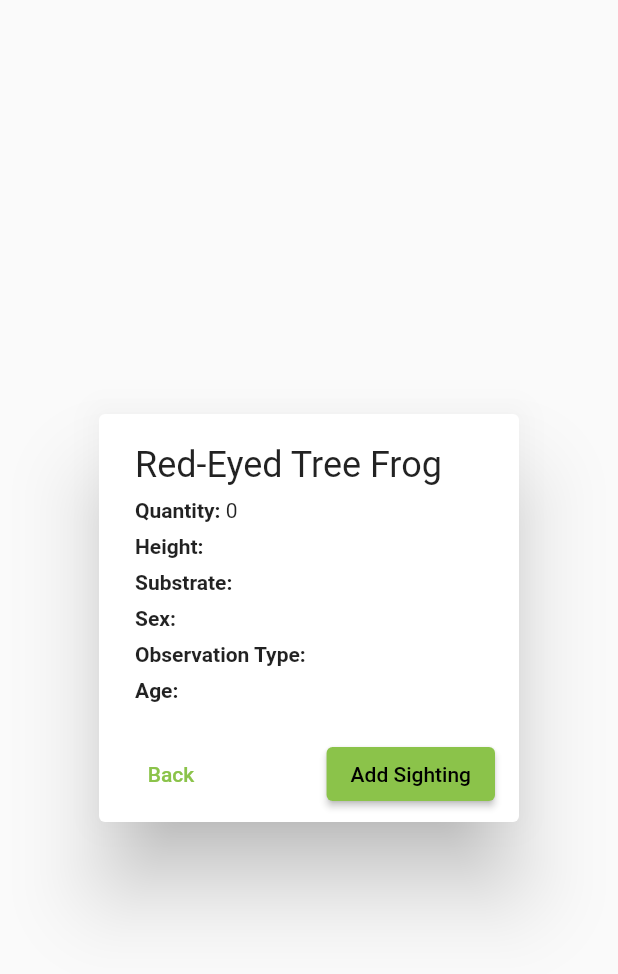
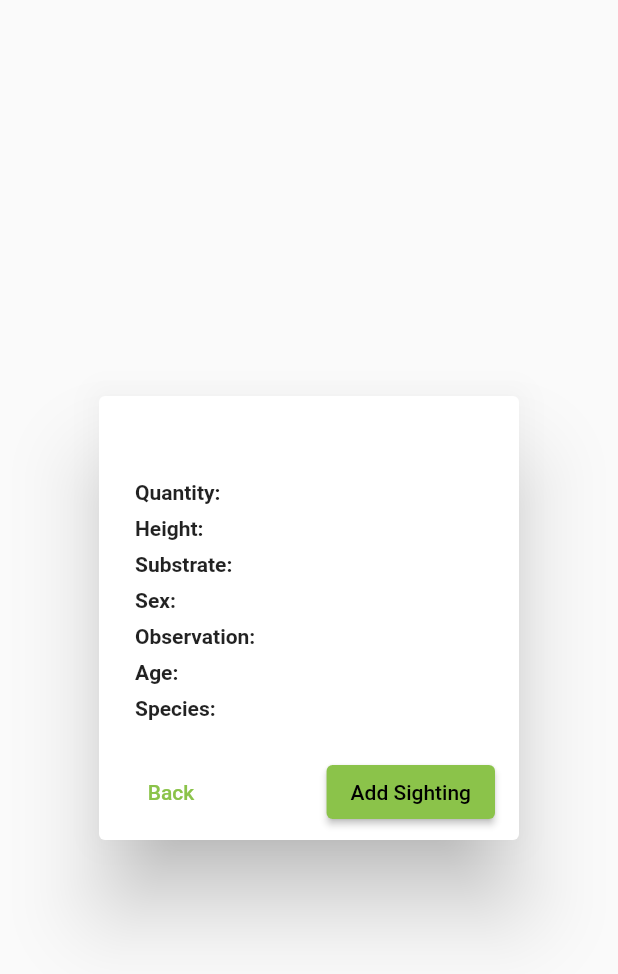
Before and after one commit to noitscassie/kekoli_surveys, a Flutter app: the ConfirmSightingDetailsDialog widget shown alone on an empty page, opened directly with empty values, on a phone screen of 412 x 824 dp. Shown: the top 974 px of the screen. Run offline on Flutter 3.47's test engine with Material 2 defaults, Android fonts, the light colour scheme and no system bars; our stand-ins replace dartx.

Commit message:
Remove the species model, make sightings a list rather than keeping track of their own counts

```diff
--- a/lib/models/sighting.dart
+++ b/lib/models/sighting.dart
@@ -1,14 +1,25 @@
+import 'dart:convert';
+
 import 'package:flutter/foundation.dart';
-import 'package:kekoldi_surveys/models/species.dart';
 
 class Sighting with DiagnosticableTreeMixin {
-  final Species species;
-  final int quantity;
+  final String species;
+  final String quantity;
   final String sex;
   final String observationType;
   final String age;
   final String height;
   final String substrate;
+
+  static const quantityTitle = 'Quantity';
+  static const heightTitle = 'Height';
+  static const substrateTitle = 'Substrate';
+  static const sexTitle = 'Sex';
+  static const observationTitle = 'Observation';
+  static const ageTitle = 'Age';
+  static const speciesTitle = 'Species';
+
+  static const unknown = 'Unknown';
 
   Sighting(
       {required this.quantity,
@@ -19,18 +30,38 @@ class Sighting with DiagnosticableTreeMixin {
       required this.substrate,
       required this.species});
 
+  Sighting.fromMap(Map<String, dynamic> map)
+      : quantity = map[quantityTitle] ?? unknown,
+        sex = map[sexTitle] ?? unknown,
+        observationType = map[observationTitle] ?? unknown,
+        age = map[ageTitle] ?? unknown,
+        height = map[heightTitle] ?? unknown,
+        substrate = map[substrateTitle] ?? unknown,
+        species = map[speciesTitle] ?? unknown;
+
+  String toJson() => json.encode(attributes);
+
+  Map<String, String> get attributes => {
+        quantityTitle: quantity,
+        heightTitle: height,
+        substrateTitle: substrate,
+        sexTitle: sex,
+        observationTitle: observationType,
+        ageTitle: age,
+        speciesTitle: species,
+      };
+
   @override
   void debugFillProperties(DiagnosticPropertiesBuilder properties) {
     super.debugFillProperties(properties);
     // list all the properties of your class here.
     // See the documentation of debugFillProperties for more information.
-    properties.add(StringProperty('name', species.name));
-    properties.add(IntProperty('quantity', quantity));
+    properties.add(StringProperty('name', species));
+    properties.add(StringProperty('quantity', quantity));
     properties.add(StringProperty('sex', sex));
     properties.add(StringProperty('observationType', observationType));
     properties.add(StringProperty('age', age));
     properties.add(StringProperty('height', height));
     properties.add(StringProperty('substrate', substrate));
-    properties.add(DiagnosticsProperty<Species>('species', species));
   }
 }
--- a/lib/models/species.dart
+++ /dev/null
@@ -1,25 +0,0 @@
-import 'package:flutter/foundation.dart';
-
-class Species with DiagnosticableTreeMixin {
-  final String name;
-  final String scientificName;
-
-  String get searchableName => name.toLowerCase();
-  String get searchableInitials =>
-      searchableName.split(' ').map((String word) => word.split('')[0]).join();
-
-  Species({required this.name, required this.scientificName});
-
-  bool matchesSearchTerm(String searchTerm) =>
-      searchableName.contains(searchTerm) ||
-      searchableInitials.contains(searchTerm);
-
-  @override
-  void debugFillProperties(DiagnosticPropertiesBuilder properties) {
-    super.debugFillProperties(properties);
-    // list all the properties of your class here.
-    // See the documentation of debugFillProperties for more information.
-    properties.add(StringProperty('name', name));
-    properties.add(StringProperty('scientificName', scientificName));
-  }
-}
--- a/lib/pages/add_sighting_details/add_sighting_details_page.dart
+++ b/lib/pages/add_sighting_details/add_sighting_details_page.dart
@@ -3,7 +3,6 @@ import 'package:flutter/material.dart';
 import 'package:kekoldi_surveys/constants/heights.dart';
 import 'package:kekoldi_surveys/constants/substrates.dart';
 import 'package:kekoldi_surveys/models/sighting.dart';
-import 'package:kekoldi_surveys/models/species.dart';
 import 'package:kekoldi_surveys/models/survey.dart';
 import 'package:kekoldi_surveys/pages/add_sighting_details/age_input_field.dart';
 import 'package:kekoldi_surveys/pages/add_sighting_details/confirm_sighting_details_dialog.dart';
@@ -16,7 +15,7 @@ import 'package:kekoldi_surveys/widgets/page_scaffold.dart';
 
 class AddSightingDetailsPage extends StatefulWidget {
   final Survey survey;
-  final Species species;
+  final String species;
 
   const AddSightingDetailsPage(
       {super.key, required this.survey, required this.species});
@@ -26,7 +25,7 @@ class AddSightingDetailsPage extends StatefulWidget {
 }
 
 class _AddSightingDetailsPageState extends State<AddSightingDetailsPage> {
-  int? selectedQuantity;
+  String? selectedQuantity;
   String? selectedSex;
   String? selectedObservationType;
   String? selectedAge;
@@ -59,10 +58,10 @@ class _AddSightingDetailsPageState extends State<AddSightingDetailsPage> {
   @override
   Widget build(BuildContext context) {
     return PageScaffold(
-        title: widget.species.name,
+        title: widget.species,
         fabLabel: Row(
           children: [
-            Text('Add ${widget.species.name}'),
+            Text('Add ${widget.species}'),
             const Icon(Icons.add),
           ],
         ),
@@ -73,7 +72,7 @@ class _AddSightingDetailsPageState extends State<AddSightingDetailsPage> {
           child: ListView(
             children: [
               QuantityInputField(
-                onChange: (int? quantity) {
+                onChange: (String? quantity) {
                   setState(() {
                     selectedQuantity = quantity;
                   });
--- a/lib/pages/add_sighting_details/confirm_sighting_details_dialog.dart
+++ b/lib/pages/add_sighting_details/confirm_sighting_details_dialog.dart
@@ -1,3 +1,4 @@
+import 'package:collection/collection.dart';
 import 'package:flutter/material.dart';
 import 'package:kekoldi_surveys/models/sighting.dart';
 import 'package:kekoldi_surveys/models/survey.dart';
@@ -36,69 +37,21 @@ class _ConfirmSightingDetailsDialogState
         crossAxisAlignment: CrossAxisAlignment.start,
         children: [
           Text(
-            widget.sighting.species.name,
+            widget.sighting.species,
             style: Theme.of(context).textTheme.headlineSmall,
           ),
-          Padding(
+          ...widget.sighting.attributes.entries.mapIndexed(
+            (index, entry) => Padding(
               padding: const EdgeInsets.only(top: 8),
               child: PartlyBoldedText(
                 style: Theme.of(context).textTheme.bodyMedium,
                 textParts: [
-                RawText('Quantity: ', bold: true),
-                RawText(widget.sighting.quantity.toString()),
+                  RawText('${entry.key}: ', bold: true),
+                  RawText(entry.value),
                 ],
               ),
             ),
-          Padding(
-            padding: const EdgeInsets.only(top: 8),
-            child: PartlyBoldedText(
-              style: Theme.of(context).textTheme.bodyMedium,
-              textParts: [
-                RawText('Height: ', bold: true),
-                RawText(widget.sighting.height),
-              ],
-            ),
-          ),
-          Padding(
-            padding: const EdgeInsets.only(top: 8),
-            child: PartlyBoldedText(
-              style: Theme.of(context).textTheme.bodyMedium,
-              textParts: [
-                RawText('Substrate: ', bold: true),
-                RawText(widget.sighting.substrate),
-              ],
-            ),
-          ),
-          Padding(
-            padding: const EdgeInsets.only(top: 8),
-            child: PartlyBoldedText(
-              style: Theme.of(context).textTheme.bodyMedium,
-              textParts: [
-                RawText('Sex: ', bold: true),
-                RawText(widget.sighting.sex),
-              ],
-            ),
-          ),
-          Padding(
-            padding: const EdgeInsets.only(top: 8),
-            child: PartlyBoldedText(
-              style: Theme.of(context).textTheme.bodyMedium,
-              textParts: [
-                RawText('Observation Type: ', bold: true),
-                RawText(widget.sighting.observationType),
-              ],
-            ),
-          ),
-          Padding(
-            padding: const EdgeInsets.only(top: 8),
-            child: PartlyBoldedText(
-              style: Theme.of(context).textTheme.bodyMedium,
-              textParts: [
-                RawText('Age: ', bold: true),
-                RawText(widget.sighting.age),
-              ],
-            ),
-          ),
+          )
         ],
       ),
       actionsAlignment: MainAxisAlignment.spaceBetween,
--- a/lib/pages/add_sighting_details/quantity_input_field.dart
+++ b/lib/pages/add_sighting_details/quantity_input_field.dart
@@ -1,9 +1,8 @@
-import 'package:dartx/dartx.dart';
 import 'package:flutter/material.dart';
 import 'package:kekoldi_surveys/widgets/form_item.dart';
 
 class QuantityInputField extends StatelessWidget {
-  final Function(int? quantity) onChange;
+  final Function(String? quantity) onChange;
 
   const QuantityInputField({super.key, required this.onChange});
 
@@ -13,8 +12,7 @@ class QuantityInputField extends StatelessWidget {
       label: 'Quantity',
       child: TextFormField(
         keyboardType: TextInputType.number,
-        onChanged: (String value) =>
-            onChange(value.isEmpty ? null : value.toInt()),
+        onChanged: (String value) => onChange(value.isEmpty ? null : value),
       ),
     );
   }
--- a/lib/pages/choose_species/choose_species_page.dart
+++ b/lib/pages/choose_species/choose_species_page.dart
@@ -4,7 +4,6 @@ import 'package:kekoldi_surveys/constants/amphibians.dart';
 import 'package:kekoldi_surveys/constants/birds.dart';
 import 'package:kekoldi_surveys/constants/mammals.dart';
 import 'package:kekoldi_surveys/constants/reptiles.dart';
-import 'package:kekoldi_surveys/models/species.dart';
 import 'package:kekoldi_surveys/models/survey.dart';
 import 'package:kekoldi_surveys/pages/add_sighting_details/add_sighting_details_page.dart';
 import 'package:kekoldi_surveys/pages/choose_species/selectable_species_list_item.dart';
@@ -20,19 +19,30 @@ class ChooseSpeciesPage extends StatefulWidget {
 }
 
 class _ChooseSpeciesPageState extends State<ChooseSpeciesPage> {
-  List<Species> get allSpecies =>
+  List<String> get allSpecies =>
       [...mammals, ...amphibians, ...reptiles, ...birds];
 
-  List<Species> get visibleSpecies => (searchTerm.isEmpty
+  bool matchesSearchTerm(String species) {
+    final searchableName = species.toLowerCase();
+    final searchableInitials = searchableName
+        .split(' ')
+        .map((String word) => word.split('')[0])
+        .join();
+
+    return searchableName.contains(searchTerm) ||
+        searchableInitials.contains(searchTerm);
+  }
+
+  List<String> get visibleSpecies => (searchTerm.isEmpty
           ? allSpecies
-          : List.from(allSpecies.where(
-              (Species species) => species.matchesSearchTerm(searchTerm))))
-      .sortedBy((species) => species.name)
+          : List.from(
+              allSpecies.where((String species) => matchesSearchTerm(species))))
+      .sorted()
       .cast();
 
   String searchTerm = '';
 
-  void navigateToAddDetails(Species species) =>
+  void navigateToAddDetails(String species) =>
       Navigator.of(context).push(MaterialPageRoute(
           builder: (BuildContext context) => AddSightingDetailsPage(
                 survey: widget.survey,
@@ -62,9 +72,9 @@ class _ChooseSpeciesPageState extends State<ChooseSpeciesPage> {
             Expanded(
               child: ListView(
                 children: List.from(visibleSpecies
-                    .map((Species species) => SelectableSpeciesListItem(
+                    .map((String species) => SelectableSpeciesListItem(
                           species: species,
-                          onSelect: (Species species) =>
+                          onSelect: (String species) =>
                               navigateToAddDetails(species),
                         ))),
               ),
--- a/lib/pages/choose_species/selectable_species_list_item.dart
+++ b/lib/pages/choose_species/selectable_species_list_item.dart
@@ -1,9 +1,8 @@
 import 'package:flutter/material.dart';
-import 'package:kekoldi_surveys/models/species.dart';
 
 class SelectableSpeciesListItem extends StatelessWidget {
-  final Species species;
-  final Function(Species value) onSelect;
+  final String species;
+  final Function(String value) onSelect;
 
   const SelectableSpeciesListItem(
       {super.key, required this.species, required this.onSelect});
@@ -13,7 +12,7 @@ class SelectableSpeciesListItem extends StatelessWidget {
     return GestureDetector(
       onTap: () => onSelect(species),
       child: ListTile(
-        title: Text(species.name),
+        title: Text(species),
         trailing: const Icon(Icons.arrow_forward_outlined),
       ),
     );
```
Also changed, not shown: lib/constants/amphibians.dart (+2 -7 lines), lib/constants/birds.dart (+2 -7 lines), lib/constants/mammals.dart (+2 -7 lines), lib/constants/reptiles.dart (+2 -7 lines). Lines whose indentation alone changed are shown as unchanged.
